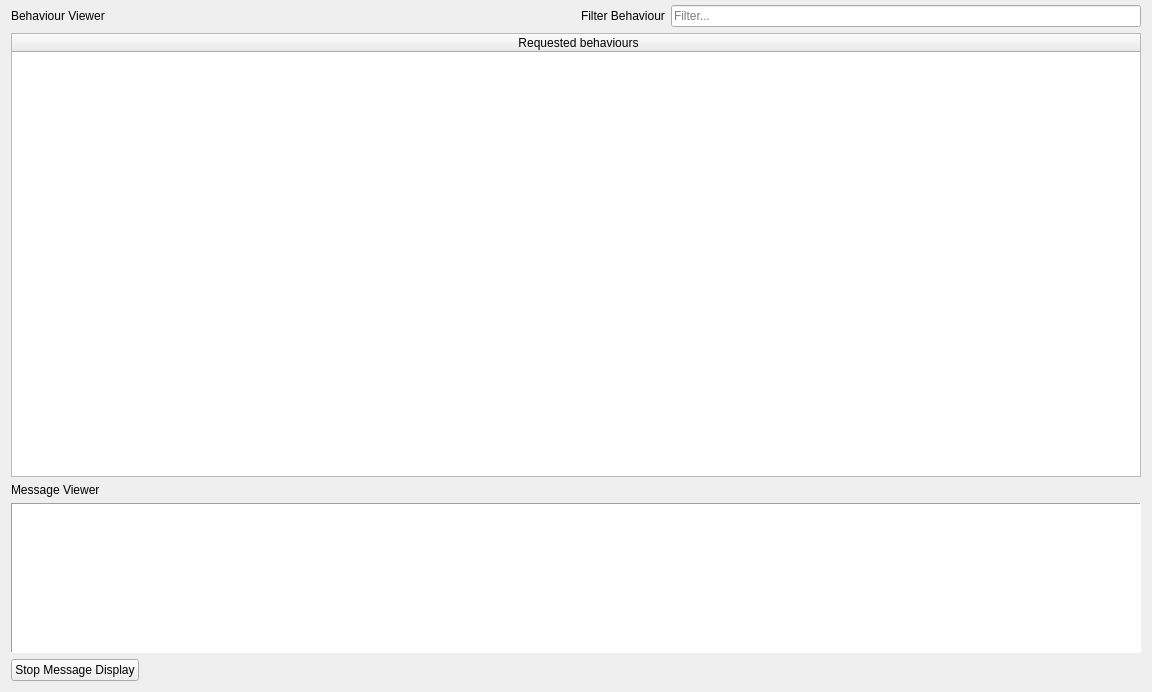
The window that human_machine_interface/src/view/ui/behaviourviewer.ui (AloshkaD/human_machine_interface) describes before a commit, drawn with Qt 5.
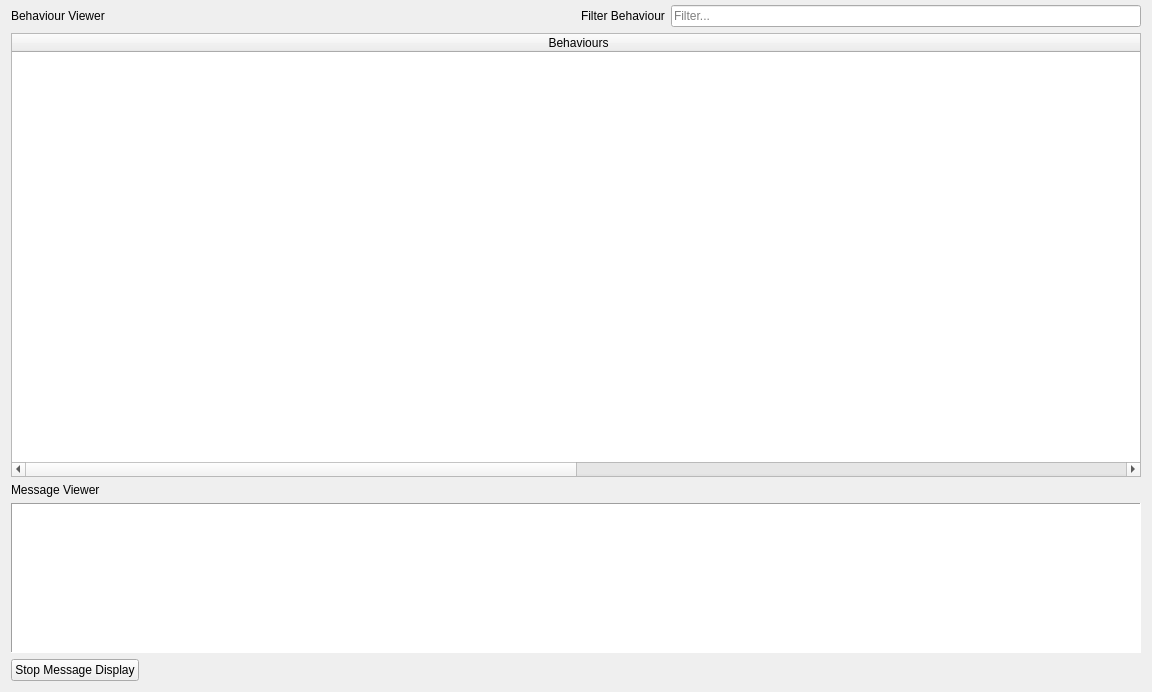
The same window after the commit. Icons and pictures are not drawn.

```diff
--- a/human_machine_interface/src/view/ui/behaviourviewer.ui
+++ b/human_machine_interface/src/view/ui/behaviourviewer.ui
@@ -163,6 +163,12 @@
    </item>
    <item row="1" column="0">
     <widget class="QTableWidget" name="table_process_viewer">
+     <property name="sizePolicy">
+      <sizepolicy hsizetype="Expanding" vsizetype="Expanding">
+       <horstretch>0</horstretch>
+       <verstretch>0</verstretch>
+      </sizepolicy>
+     </property>
      <property name="focusPolicy">
       <enum>Qt::NoFocus</enum>
      </property>
@@ -186,7 +192,12 @@
      </attribute>
      <column>
       <property name="text">
-       <string>Requested behaviours</string>
+       <string>Behaviours</string>
+      </property>
+     </column>
+     <column>
+      <property name="text">
+       <string>Requested</string>
       </property>
      </column>
     </widget>
```
Left out of the diff: 90 changed lines with no effect on the pictures.
